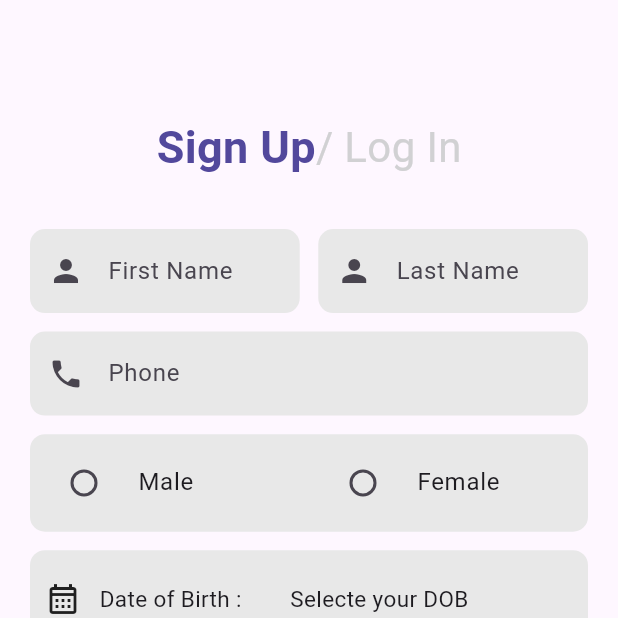
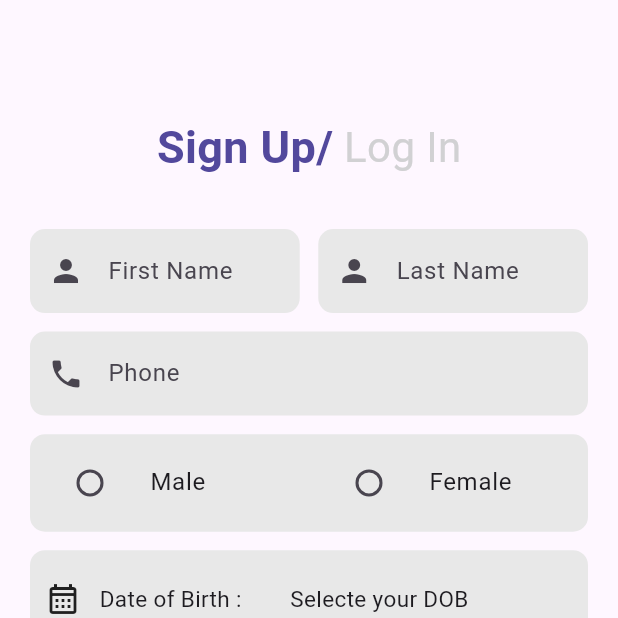
Before and after one commit to 0SHAFIN/Inso-Chat, a Flutter app: the SignUp screen opened by its route, on a phone screen of 412 x 824 dp, the top half of it. Run offline on Flutter 3.47's test engine with Material 3 defaults, Android fonts, the light colour scheme and no system bars; our stand-ins replace cloud_firestore, firebase_auth, firebase_core, fluttertoast; accounts and stored records are empty.

Commit message:
signin and signup complete

```diff
--- a/lib/screen/login.dart
+++ b/lib/screen/login.dart
@@ -3,6 +3,7 @@ import 'package:inso_chat/component/assets/colors.dart';
 import 'package:inso_chat/component/inputField.dart';
 import 'package:inso_chat/component/roundnutton.dart';
 import 'package:inso_chat/component/routs/routename.dart';
+import 'package:inso_chat/screen/testSignup.dart';
 import 'package:inso_chat/services/loginServices.dart';
 import 'package:provider/provider.dart';
 
@@ -153,6 +154,10 @@ class _LoginState extends State<Login> {
                     ),
                     TextButton(
                         onPressed: () {
+                          // Navigator.push(
+                          //     context,
+                          //     MaterialPageRoute(
+                          //         builder: (context) => TesstSignup()));
                           Navigator.pushNamed(context, RouteName.signupScreen);
                         },
                         child: const Text(
--- a/lib/screen/signup.dart
+++ b/lib/screen/signup.dart
@@ -14,11 +14,9 @@ class SignUp extends StatefulWidget {
 
 enum Gender { male, female }
 
-Gender? _selectedGender;
-
 class _SignUpState extends State<SignUp> {
   var selectedDate;
-
+  var _selectedGender;
   void pickedDate() async {
     DateTime? date = await showDatePicker(
             context: context,
@@ -32,8 +30,6 @@ class _SignUpState extends State<SignUp> {
     });
   }
 
-  @override
-  Widget build(BuildContext context) {
   bool loading = false;
   var fName = TextEditingController();
   var lName = TextEditingController();
@@ -42,7 +38,8 @@ class _SignUpState extends State<SignUp> {
   var confirmPassword = TextEditingController();
   var phone = TextEditingController();
   var formKey = GlobalKey<FormState>();
-
+  @override
+  Widget build(BuildContext context) {
     var height = MediaQuery.of(context).size.height * .1;
     var width = MediaQuery.of(context).size.width * .1;
     return Scaffold(
@@ -59,14 +56,14 @@ class _SignUpState extends State<SignUp> {
                   mainAxisAlignment: MainAxisAlignment.center,
                   children: [
                     Text(
-                      "Sign Up",
+                      "Sign Up/",
                       style: TextStyle(
                           color: Clr.primaryButton,
                           fontSize: 30,
                           fontWeight: FontWeight.bold),
                     ),
                     Text(
-                      "/ Log In",
+                      " Log In",
                       style: TextStyle(
                         color: Clr.alterlogin,
                         fontSize: 28,
@@ -135,29 +132,35 @@ class _SignUpState extends State<SignUp> {
                         color: Clr.inputfieldFiller,
                       ),
                       child: Row(
-                        children: [
+                        children: <Widget>[
                           Expanded(
-                            child: RadioListTile<Gender>(
+                            child: ListTile(
                               title: const Text('Male'),
-                              value: Gender.male,
+                              leading: Radio<String>(
+                                value: "Male",
                                 groupValue: _selectedGender,
-                              onChanged: (Gender? value) {
+                                onChanged: (value) {
                                   setState(() {
                                     _selectedGender = value;
+                                    print(_selectedGender);
                                   });
                                 },
                               ),
                             ),
+                          ),
                           Expanded(
-                            child: RadioListTile<Gender>(
+                            child: ListTile(
                               title: const Text('Female'),
-                              value: Gender.female,
+                              leading: Radio<String>(
+                                value: "female",
                                 groupValue: _selectedGender,
-                              onChanged: (Gender? value) {
+                                onChanged: (value) {
                                   setState(() {
                                     _selectedGender = value;
+                                    print(_selectedGender);
                                   });
                                 },
+                              ),
                             ),
                           ),
                         ],
--- a/lib/screen/splashScreen.dart
+++ b/lib/screen/splashScreen.dart
@@ -3,6 +3,7 @@ import 'dart:async';
 import 'package:firebase_auth/firebase_auth.dart';
 import 'package:firebase_core/firebase_core.dart';
 import 'package:flutter/material.dart';
+import 'package:inso_chat/component/assets/colors.dart';
 import 'package:inso_chat/component/routs/routename.dart';
 
 class SplashScreen extends StatefulWidget {
@@ -45,7 +46,7 @@ class _SplashScreenState extends State<SplashScreen> {
             const Align(
               alignment: Alignment.bottomCenter,
               child: CircularProgressIndicator(
-                color: Color(0xffF26419),
+                color: Clr.primaryButton,
               ),
             )
           ],
```
Also changed, not shown: lib/screen/testSignup.dart (added, +77 -0 lines). Lines whose indentation alone changed are shown as unchanged.
